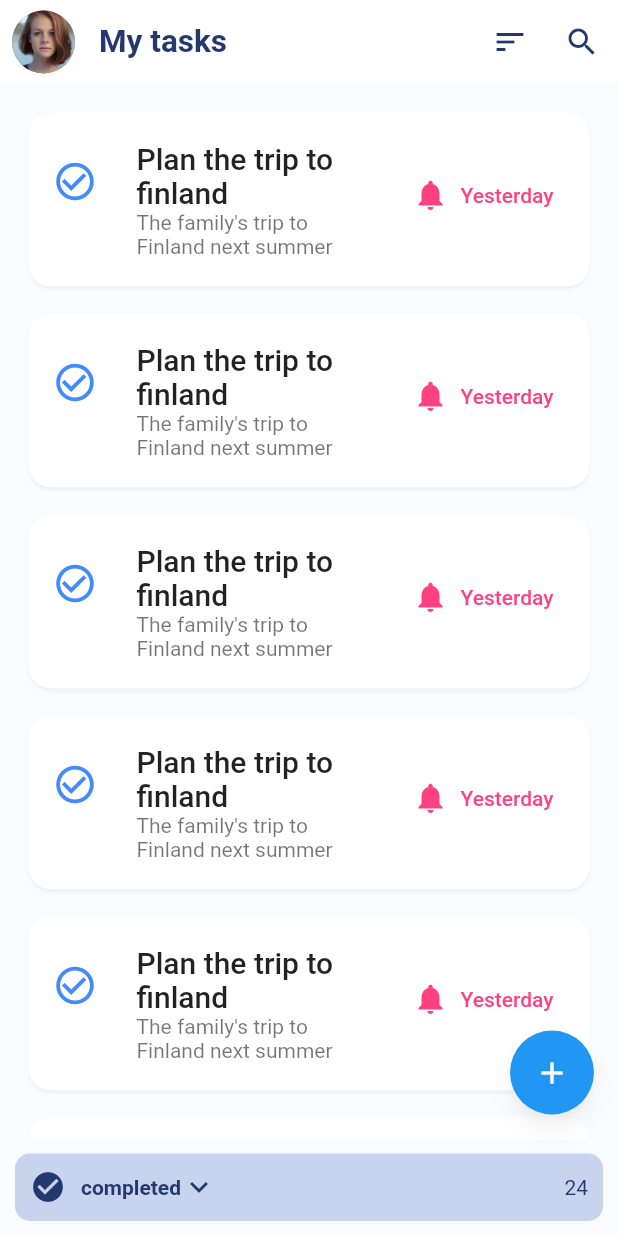
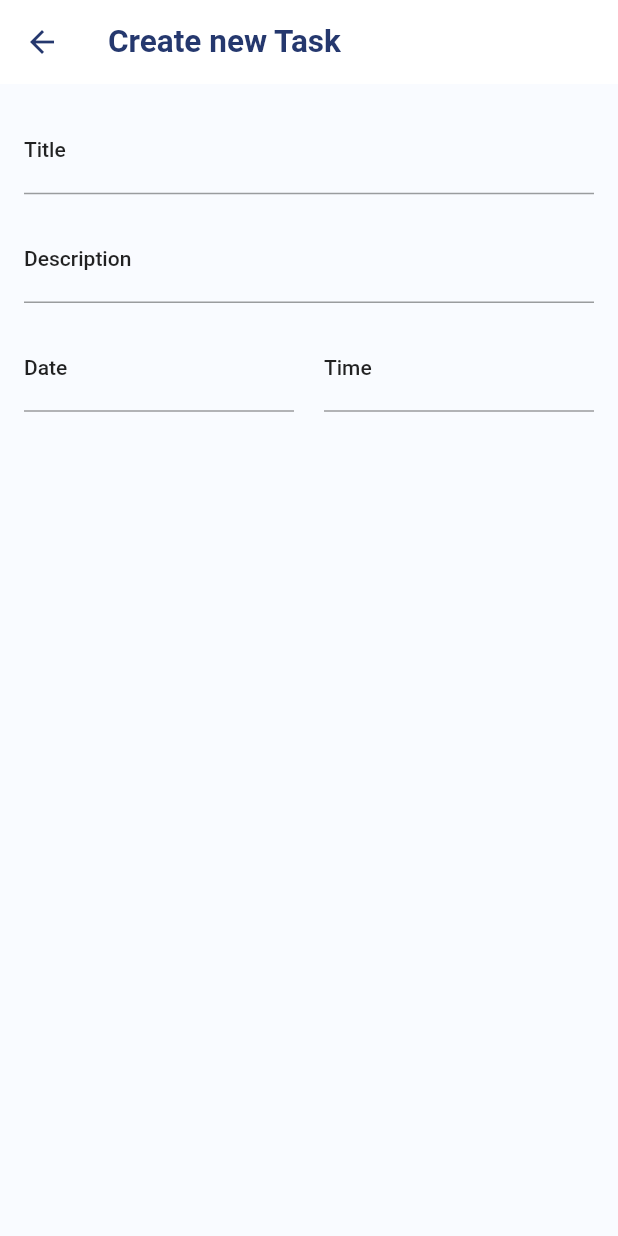
Before and after one commit to skapezempire/mytask, a Flutter app: the screen it shows after launch, after a tap on the "add" icon, on a phone screen of 412 x 824 dp. Run offline on Flutter 3.47's test engine with Material 2 defaults, Android fonts, the phone set to English and light mode, and no system bars; our stand-ins replace modal_bottom_sheet.

Commit message:
added inputs

```diff
--- a/lib/main.dart
+++ b/lib/main.dart
@@ -19,6 +19,7 @@ class MyApp extends StatelessWidget {
         primaryColor: Colors.white,
         scaffoldBackgroundColor: const Color.fromRGBO(249, 251, 255, 1),
         appBarTheme: const AppBarTheme(
+          iconTheme: IconThemeData(color: customBlue),
           backgroundColor: Colors.white,
           elevation: 0,
           titleTextStyle: TextStyle(
--- /dev/null
+++ b/lib/shared_widgets/todo_tile.dart
@@ -0,0 +1,49 @@
+import 'package:flutter/material.dart';
+import 'package:todo_app/utils/utils.dart';
+
+class TodoTileWidget extends StatelessWidget {
+  const TodoTileWidget({
+    Key? key,
+    required this.status,
+  }) : super(key: key);
+
+  final bool status;
+
+  @override
+  Widget build(BuildContext context) {
+    return Card(
+      // color: Colors.green,
+      shadowColor: Theme.of(context).shadowColor,
+      shape: RoundedRectangleBorder(borderRadius: BorderRadius.circular(15)),
+      child: Padding(
+        padding: const EdgeInsets.symmetric(vertical: 15),
+        child: ListTile(
+          leading: Icon(
+            status ? Icons.check_circle : Icons.check_circle_outline,
+            color: dateColor(date: "Today"),
+            size: 30,
+          ),
+          title: Text(
+            "Plan the trip to finland",
+            style:
+                Theme.of(context).textTheme.bodyText1!.copyWith(fontSize: 20.0),
+          ),
+          subtitle: const Text("The family\'s trip to Finland next summer"),
+          trailing: TextButton.icon(
+            onPressed: null,
+            icon: Icon(
+              Icons.notifications,
+              color: dateColor(date: "Yesterday"),
+            ),
+            label: Text(
+              "Yesterday",
+              style: Theme.of(context).textTheme.bodyText1!.copyWith(
+                    color: dateColor(date: "Yesterday"),
+                  ),
+            ),
+          ),
+        ),
+      ),
+    );
+  }
+}
--- /dev/null
+++ b/lib/views/create_todo_view.dart
@@ -0,0 +1,95 @@
+import 'package:flutter/material.dart';
+
+class CreateTodoView extends StatelessWidget {
+  CreateTodoView({Key? key}) : super(key: key);
+
+  final TextEditingController _titleController = TextEditingController();
+  final TextEditingController _descController = TextEditingController();
+  final TextEditingController _dateController = TextEditingController();
+  final TextEditingController _timeController = TextEditingController();
+
+  @override
+  Widget build(BuildContext context) {
+    return Scaffold(
+      appBar: AppBar(
+        title: const Text("Create new Task"),
+      ),
+      body: Form(
+        child: ListView(
+          padding: const EdgeInsets.all(16),
+          children: [
+            TextFormField(
+              controller: _titleController,
+              keyboardType: TextInputType.text,
+              textCapitalization: TextCapitalization.sentences,
+              decoration: InputDecoration(
+                  label: const Text("Title"),
+                  floatingLabelBehavior: FloatingLabelBehavior.never,
+                  hintText: "please enter title",
+                  labelStyle: Theme.of(context).textTheme.bodyText1),
+            ),
+            const SizedBox(
+              height: 15,
+            ),
+            TextFormField(
+              controller: _descController,
+              keyboardType: TextInputType.multiline,
+              textCapitalization: TextCapitalization.sentences,
+              decoration: InputDecoration(
+                  label: const Text("Description"),
+                  hintText: "enter description here",
+                  floatingLabelBehavior: FloatingLabelBehavior.never,
+                  labelStyle: Theme.of(context).textTheme.bodyText1),
+            ),
+            const SizedBox(
+              height: 15,
+            ),
+            Row(
+              children: [
+                Expanded(
+                  child: TextFormField(
+                    onTap: () {
+                      showDatePicker(
+                          context: context,
+                          initialDate: DateTime.now(),
+                          firstDate: DateTime.now(),
+                          lastDate:
+                              DateTime.now().add(const Duration(days: 365)));
+                    },
+                    controller: _dateController,
+                    keyboardType: TextInputType.multiline,
+                    textCapitalization: TextCapitalization.sentences,
+                    decoration: InputDecoration(
+                        label: const Text("Date"),
+                        hintText: "select date",
+                        floatingLabelBehavior: FloatingLabelBehavior.never,
+                        labelStyle: Theme.of(context).textTheme.bodyText1),
+                  ),
+                ),
+                const SizedBox(
+                  width: 20,
+                ),
+                Expanded(
+                  child: TextFormField(
+                    onTap: () {
+                      showTimePicker(
+                          context: context, initialTime: TimeOfDay.now());
+                    },
+                    controller: _timeController,
+                    keyboardType: TextInputType.multiline,
+                    textCapitalization: TextCapitalization.sentences,
+                    decoration: InputDecoration(
+                        label: const Text("Time"),
+                        hintText: "Select time",
+                        floatingLabelBehavior: FloatingLabelBehavior.never,
+                        labelStyle: Theme.of(context).textTheme.bodyText1),
+                  ),
+                ),
+              ],
+            )
+          ],
+        ),
+      ),
+    );
+  }
+}
--- a/lib/views/home_view.dart
+++ b/lib/views/home_view.dart
@@ -1,5 +1,8 @@
 import 'package:flutter/material.dart';
+import 'package:modal_bottom_sheet/modal_bottom_sheet.dart';
+import 'package:todo_app/shared_widgets/todo_tile.dart';
 import 'package:todo_app/utils/utils.dart';
+import 'package:todo_app/views/create_todo_view.dart';
 
 class HomeView extends StatefulWidget {
   const HomeView({Key? key}) : super(key: key);
@@ -34,7 +37,9 @@ class _HomeViewState extends State<HomeView> {
         shrinkWrap: true,
         padding: const EdgeInsets.all(15),
         itemBuilder: (context, index) {
-          return const TodoTileWidget();
+          return const TodoTileWidget(
+            status: false,
+          );
         },
         separatorBuilder: (context, index) {
           return const SizedBox(
@@ -44,19 +49,20 @@ class _HomeViewState extends State<HomeView> {
         itemCount: 10,
       ),
       floatingActionButton: FloatingActionButton(
-        onPressed: () {},
+        onPressed: () {
+          Navigator.of(context).push(MaterialPageRoute(builder: (context) {
+            return CreateTodoView();
+          }));
+        },
         child: Icon(Icons.add),
       ),
       bottomNavigationBar: SafeArea(
         child: InkWell(
           onTap: () {
-            showModalBottomSheet(
-                shape: const RoundedRectangleBorder(
-                    borderRadius:
-                        BorderRadius.vertical(top: Radius.circular(20))),
+            showBarModalBottomSheet(
                 context: context,
                 builder: (context) {
-                  return ListView();
+                  return CompletedTodoWidget();
                 });
           },
           child: Container(
@@ -72,7 +78,7 @@ class _HomeViewState extends State<HomeView> {
               children: [
                 Row(
                   children: [
-                    Icon(
+                    const Icon(
                       Icons.check_circle,
                       color: customBlue,
                     ),
@@ -106,46 +112,27 @@ class _HomeViewState extends State<HomeView> {
   }
 }
 
-class TodoTileWidget extends StatelessWidget {
-  const TodoTileWidget({
+class CompletedTodoWidget extends StatelessWidget {
+  const CompletedTodoWidget({
     Key? key,
   }) : super(key: key);
 
   @override
   Widget build(BuildContext context) {
-    return Card(
-      // color: Colors.green,
-      shadowColor: Theme.of(context).shadowColor,
-      shape: RoundedRectangleBorder(borderRadius: BorderRadius.circular(15)),
-      child: Padding(
-        padding: const EdgeInsets.symmetric(vertical: 15),
-        child: ListTile(
-          leading: Icon(
-            Icons.check_circle_outline,
-            color: dateColor(date: "Today"),
-            size: 30,
-          ),
-          title: Text(
-            "Plan the trip to finland",
-            style:
-                Theme.of(context).textTheme.bodyText1!.copyWith(fontSize: 20.0),
-          ),
-          subtitle: const Text("The family\'s trip to Finland next summer"),
-          trailing: TextButton.icon(
-            onPressed: null,
-            icon: Icon(
-              Icons.notifications,
-              color: dateColor(date: "Yesterday"),
-            ),
-            label: Text(
-              "Yesterday",
-              style: Theme.of(context).textTheme.bodyText1!.copyWith(
-                    color: dateColor(date: "Yesterday"),
-                  ),
-            ),
-          ),
-        ),
-      ),
+    return ListView.separated(
+      shrinkWrap: true,
+      padding: const EdgeInsets.all(15),
+      itemBuilder: (context, index) {
+        return const TodoTileWidget(
+          status: true,
+        );
+      },
+      separatorBuilder: (context, index) {
+        return const SizedBox(
+          height: 10,
+        );
+      },
+      itemCount: 10,
     );
   }
 }
--- a/pubspec.yaml
+++ b/pubspec.yaml
@@ -33,6 +33,7 @@ dependencies:
   # The following adds the Cupertino Icons font to your application.
   # Use with the CupertinoIcons class for iOS style icons.
   cupertino_icons: ^1.0.2
+  modal_bottom_sheet: ^2.0.0
 
 dev_dependencies:
   flutter_test:
```
Also changed, not shown: pubspec.lock.
